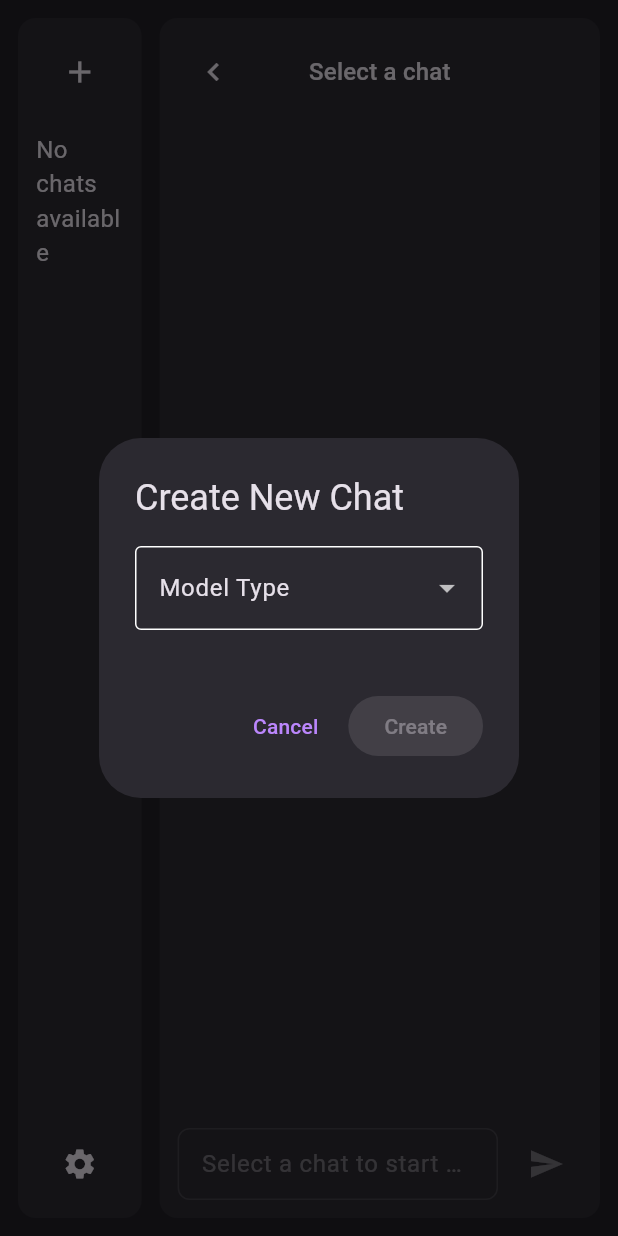
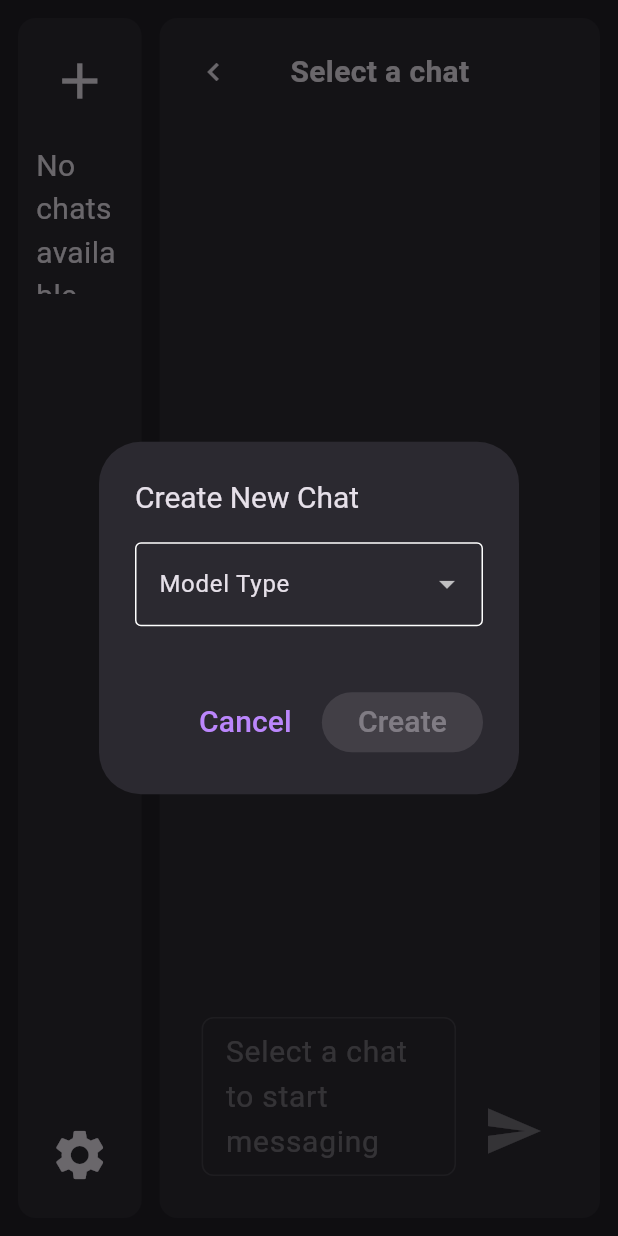
Before and after one commit to thenry42/Promptly, a Flutter app: the screen it shows after launch, after a tap on the "add" icon, on a phone screen of 412 x 824 dp. Run offline on Flutter 3.47's test engine with Material 3 defaults, Android fonts, the phone set to English and light mode, and no system bars; our stand-ins replace flutter_dotenv, flutter_markdown; missing offline and left inert: anthropic_sdk_dart, dart:ffi, dart_openai, encrypt, ollama_dart, pointycastle and 1 more; statements that could not run were skipped.

Commit message:
bigger interface

```diff
--- a/promptly_app/lib/main.dart
+++ b/promptly_app/lib/main.dart
@@ -10,24 +10,10 @@ import 'srcs/backend/ChatMessage.dart';
 void main() async {
   WidgetsFlutterBinding.ensureInitialized();
 
-  debugPrint("Bonjour !");
   var metadata = Singleton();
   await metadata.getAPIKeys();
   await metadata.getModels();
   await metadata.getModelsName();
-
-  print(metadata.modelsName);
-
-  /*
-  // Create a chat message
-  ChatMessage chat_message = ChatMessage(sender: "User", message: "why is the sky blue ?", timestamp: DateTime.now(), rawMessage: "Hello");
-  chat.addChatMessage(chat_message);
-
-  // Generate a message request
-  await chat.generateMessageRequest();
-  print(chat.messages[0].message);
-  print(chat.messages[1].message);
-  */
 
   if (Platform.isWindows || Platform.isMacOS || Platform.isLinux) {
     setWindowTitle('Promptly');
--- a/promptly_app/lib/srcs/backend/Singleton.dart
+++ b/promptly_app/lib/srcs/backend/Singleton.dart
@@ -19,8 +19,10 @@ class Singleton {
   late List<openai.OpenAIModelModel> openai_models = [];
   late List<String> modelsName = [];
   int selectedChatIndex = 0;
+  final List<VoidCallback> _chatSelectionListeners = [];
 
-  final List<VoidCallback> _chatSelectionListeners = [];
+  double fontSize = 20;
+  String fontFamily = 'roboto';
 
   // CONSTRUCTOR ------------------------------------------
 
--- a/promptly_app/lib/srcs/widgets/ChatPanel.dart
+++ b/promptly_app/lib/srcs/widgets/ChatPanel.dart
@@ -78,7 +78,7 @@ class _ChatPanelState extends State<ChatPanel> {
                     child: Center(
                       child: Text(
                         _currentChatName,
-                        style: Theme.of(context).textTheme.titleMedium,
+                        style: TextStyle(fontSize: metadata.fontSize, fontWeight: FontWeight.bold, fontFamily: metadata.fontFamily),
                         overflow: TextOverflow.ellipsis,
                       ),
                     ),
--- a/promptly_app/lib/srcs/widgets/ChattingArea.dart
+++ b/promptly_app/lib/srcs/widgets/ChattingArea.dart
@@ -67,12 +67,13 @@ class _ChattingAreaState extends State<ChattingArea> {
 
   Widget _buildMessagesList() {
     if (metadata.chatList.isEmpty) {
-      return const Center(
+      return Center(
         child: Text(
           'No chats yet. Start a new conversation!',
           style: TextStyle(
             color: Colors.grey,
-            fontSize: 16,
+            fontSize: metadata.fontSize,
+            fontFamily: metadata.fontFamily,
           ),
         ),
       );
@@ -80,12 +81,13 @@ class _ChattingAreaState extends State<ChattingArea> {
 
     if (metadata.selectedChatIndex < 0 ||
         metadata.selectedChatIndex >= metadata.chatList.length) {
-      return const Center(
+      return Center(
         child: Text(
           'Please select a chat to start messaging',
           style: TextStyle(
             color: Colors.grey,
-            fontSize: 16,
+            fontSize: metadata.fontSize,
+            fontFamily: metadata.fontFamily,
           ),
         ),
       );
@@ -93,12 +95,13 @@ class _ChattingAreaState extends State<ChattingArea> {
 
     final messages = metadata.chatList[metadata.selectedChatIndex].messages;
     if (messages.isEmpty) {
-      return const Center(
+      return Center(
         child: Text(
           'No messages yet. Start the conversation!',
           style: TextStyle(
             color: Colors.grey,
-            fontSize: 16,
+            fontSize: metadata.fontSize,
+            fontFamily: metadata.fontFamily,
           ),
         ),
       );
@@ -136,12 +139,28 @@ class _ChattingAreaState extends State<ChattingArea> {
         metadata.selectedChatIndex >= 0 &&
         metadata.selectedChatIndex < metadata.chatList.length;
 
-    return Row(
+    return Padding(
+      padding: const EdgeInsets.all(16.0),
+      child: Row(
+        crossAxisAlignment: CrossAxisAlignment.end,
         children: [
           Expanded(
-          child: TextField(
+            child: Container(
+              constraints: const BoxConstraints(
+                maxHeight: 500, // TO DO: need to adjust that because there is an overflow
+              ),
+              child: SingleChildScrollView(
+                child: TextFormField(
                   controller: _textController,
                   enabled: isInputEnabled,
+                  maxLines: 30,
+                  minLines: 1,
+                  keyboardType: TextInputType.multiline,
+                  style: TextStyle(
+                    fontFamily: metadata.fontFamily,
+                    fontSize: metadata.fontSize,
+                  ),
+                  scrollPhysics: const BouncingScrollPhysics(), // Makes scrolling smoother
                   decoration: InputDecoration(
                     hintText: isInputEnabled
                         ? 'Type a message...'
@@ -153,16 +172,25 @@ class _ChattingAreaState extends State<ChattingArea> {
                       horizontal: 12,
                       vertical: 8,
                     ),
+                    isCollapsed: false,
                   ),
-            onSubmitted: isInputEnabled ? (_) => _sendMessage() : null,
+                  onFieldSubmitted: isInputEnabled ? (_) => _sendMessage() : null,
+                ),
+              ),
             ),
           ),
           const SizedBox(width: 8),
           IconButton(
             icon: const Icon(Icons.send),
             onPressed: isInputEnabled ? _sendMessage : null,
+            constraints: const BoxConstraints(
+              minWidth: 60.0,
+              minHeight: 60.0,
+            ),
+            iconSize: 40,
           ),
         ],
+      ),
     );
   }
 
--- a/promptly_app/lib/srcs/widgets/LeftPanel.dart
+++ b/promptly_app/lib/srcs/widgets/LeftPanel.dart
@@ -76,9 +76,10 @@ class _LeftPanelState extends State<LeftPanel> {
                 icon: const Icon(Icons.add),
                 tooltip: 'New Chat',
                 constraints: const BoxConstraints(
-                  minWidth: 48.0,
-                  minHeight: 48.0,
+                  minWidth: 60.0,
+                  minHeight: 60.0,
                 ),
+                iconSize: 40,
               ),
             ),
             // Main content area
@@ -104,9 +105,10 @@ class _LeftPanelState extends State<LeftPanel> {
                 icon: const Icon(Icons.settings),
                 tooltip: 'Settings',
                 constraints: const BoxConstraints(
-                  minWidth: 48.0,
-                  minHeight: 48.0,
+                  minWidth: 60.0,
+                  minHeight: 60.0,
                 ),
+                iconSize: 40,
               ),
             ),
           ],
@@ -120,12 +122,12 @@ class _LeftPanelState extends State<LeftPanel> {
 
     try {
       if (metadata.chatList.isEmpty) {
-        return const SizedBox(
+        return SizedBox(
           height: 100,
           child: Center(
             child: Text(
               'No chats available',
-              style: TextStyle(fontSize: 16),
+              style: TextStyle(fontSize: metadata.fontSize, fontFamily: metadata.fontFamily),
             ),
           ),
         );
@@ -145,7 +147,7 @@ class _LeftPanelState extends State<LeftPanel> {
         child: Text(
           'Error loading chats: ${e.toString()}',
           style: TextStyle(
-            fontSize: 14,
+            fontSize: 18,
             color: Theme.of(context).colorScheme.error,
           ),
         ),
@@ -154,6 +156,7 @@ class _LeftPanelState extends State<LeftPanel> {
   }
 
   Widget _buildChatListItem(BuildContext context, Chat chat) {
+    final metadata = Singleton();
     return StatefulBuilder(
       builder: (context, setState) => MouseRegion(
         onEnter: (_) => setState(() => chat.isHovered = true),
@@ -173,6 +176,8 @@ class _LeftPanelState extends State<LeftPanel> {
                 color: chat.isSelected || chat.isHovered
                     ? Theme.of(context).colorScheme.onSurface
                     : Theme.of(context).colorScheme.onSurface,
+                fontFamily: metadata.fontFamily,
+                fontSize: metadata.fontSize,
               ),
             ),
             onTap: () => _switchChat(chat),
--- a/promptly_app/lib/srcs/widgets/NewChatDialog.dart
+++ b/promptly_app/lib/srcs/widgets/NewChatDialog.dart
@@ -20,7 +20,7 @@ class _NewChatDialogState extends State<NewChatDialog> {
     final metadata = Singleton();
 
     return AlertDialog(
-      title: const Text('Create New Chat'),
+      title: Text('Create New Chat', style: TextStyle(fontSize: metadata.fontSize, fontFamily: metadata.fontFamily)),
       content: Column(
         mainAxisSize: MainAxisSize.min,
         crossAxisAlignment: CrossAxisAlignment.start,
@@ -32,10 +32,10 @@ class _NewChatDialogState extends State<NewChatDialog> {
               labelText: 'Model Type',
               border: OutlineInputBorder(),
             ),
-            items: const [
-              DropdownMenuItem(value: 'Anthropic', child: Text('Anthropic')),
-              DropdownMenuItem(value: 'Ollama', child: Text('Ollama')),
-              DropdownMenuItem(value: 'OpenAI', child: Text('OpenAI')),
+            items: [
+              DropdownMenuItem(value: 'Anthropic', child: Text('Anthropic', style: TextStyle(fontSize: metadata.fontSize, fontFamily: metadata.fontFamily))),
+              DropdownMenuItem(value: 'Ollama', child: Text('Ollama', style: TextStyle(fontSize: metadata.fontSize, fontFamily: metadata.fontFamily))),
+              DropdownMenuItem(value: 'OpenAI', child: Text('OpenAI', style: TextStyle(fontSize: metadata.fontSize, fontFamily: metadata.fontFamily))),
             ],
             onChanged: (value) {
               setState(() {
@@ -65,7 +65,7 @@ class _NewChatDialogState extends State<NewChatDialog> {
       actions: [
         TextButton(
           onPressed: () => Navigator.of(context).pop(),
-          child: const Text('Cancel'),
+          child: Text('Cancel', style: TextStyle(fontSize: metadata.fontSize, fontFamily: metadata.fontFamily)),
         ),
         FilledButton(
           onPressed: selectedModel != null
@@ -86,7 +86,7 @@ class _NewChatDialogState extends State<NewChatDialog> {
                   Navigator.of(context).pop();
                 }
               : null,
-          child: const Text('Create'),
+          child: Text('Create', style: TextStyle(fontSize: metadata.fontSize, fontFamily: metadata.fontFamily)),
         ),
       ],
     );
@@ -98,21 +98,21 @@ class _NewChatDialogState extends State<NewChatDialog> {
         return metadata.anthropic_models
             .map((model) => DropdownMenuItem(
                   value: model.value.toString(),
-                  child: Text(model.value.toString()),
+                  child: Text(model.value.toString(), style: TextStyle(fontSize: metadata.fontSize, fontFamily: metadata.fontFamily)),
                 ))
             .toList();
       case 'Ollama':
         return metadata.ollama_models
             .map((model) => DropdownMenuItem(
                   value: model.model!,
-                  child: Text(model.model!),
+                  child: Text(model.model!, style: TextStyle(fontSize: metadata.fontSize, fontFamily: metadata.fontFamily)),
                 ))
             .toList();
       case 'OpenAI':
         return metadata.openai_models
             .map((model) => DropdownMenuItem(
                   value: model.id,
-                  child: Text(model.id),
+                  child: Text(model.id, style: TextStyle(fontSize: metadata.fontSize, fontFamily: metadata.fontFamily)),
                 ))
             .toList();
       default:
```
Also changed, not shown: promptly_app/assets/json/anthropic_models.json (+6 -3 lines), promptly_app/lib/srcs/widgets/ChatMessageWidget.dart (+22 -10 lines), promptly_app/lib/srcs/widgets/SettingsDialog.dart (+6 -2 lines). Lines whose indentation alone changed are shown as unchanged.
